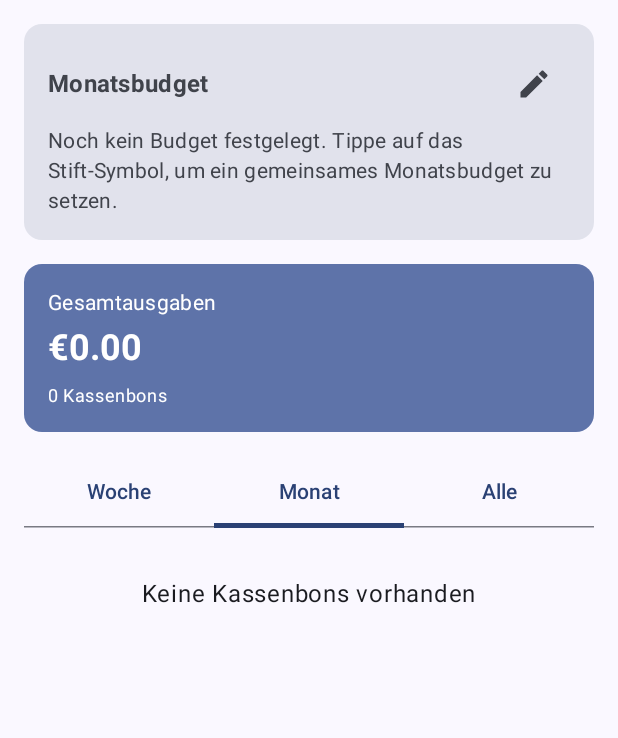
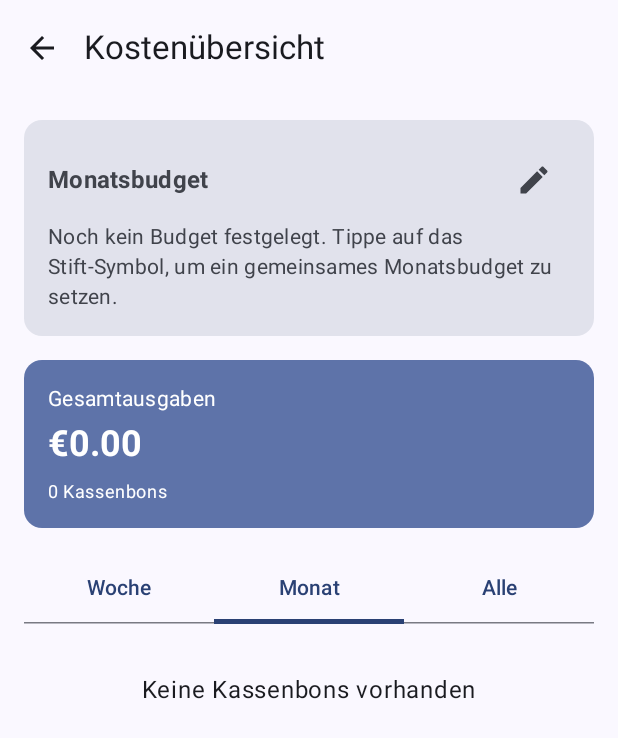
Before and after one commit to MaikWBH/HelgaAndroidApp, an Android app built with Jetpack Compose: the CostOverviewScreen screen opened through its navigation route, on a phone screen of 412 x 824 dp. Shown: the top 738 px of the screen. Run offline under Robolectric (Android 15) with nearby library versions, the phone set to English and light mode, and no system bars; our stand-ins replace Dagger/Hilt's generated code, Timber; libraries missing offline, so code that uses them is left out: com.google.mlkit.vision.

Commit message:
Phase 2 S7: Kostenübersicht mit Scaffold, Titel und Zurück-Pfeil.
Co-Authored-By: Claude Sonnet 5.5 <noreply@anthropic.com>
Claude-Session: https://claude.ai/code/session_01WFucggJUoRNzsy6gn7JwmM

```diff
--- a/app/src/main/kotlin/com/helga/android/HelgaNavGraph.kt
+++ b/app/src/main/kotlin/com/helga/android/HelgaNavGraph.kt
@@ -245,7 +245,7 @@ fun HelgaNavGraph(preferences: AppPreferences, initialImportUrl: String? = null)
                     )
                 }
                 composable(ROUTE_RECEIPTS_COST_OVERVIEW) {
-                    CostOverviewScreen()
+                    CostOverviewScreen(onBack = { navController.popBackStack() })
                 }
                 composable(ROUTE_RECEIPTS_PRODUCTS) {
                     ProductPriceListScreen(
--- a/app/src/main/kotlin/com/helga/android/ui/receipts/CostOverviewScreen.kt
+++ b/app/src/main/kotlin/com/helga/android/ui/receipts/CostOverviewScreen.kt
@@ -14,9 +14,13 @@ import androidx.compose.foundation.lazy.items
 import androidx.compose.foundation.rememberScrollState
 import androidx.compose.foundation.verticalScroll
 import androidx.compose.material.icons.Icons
+import androidx.compose.material.icons.automirrored.filled.ArrowBack
 import androidx.compose.material.icons.filled.Edit
 import androidx.compose.material3.AlertDialog
 import androidx.compose.material3.CircularProgressIndicator
+import androidx.compose.material3.ExperimentalMaterial3Api
+import androidx.compose.material3.Scaffold
+import androidx.compose.material3.TopAppBar
 import androidx.compose.material3.Icon
 import androidx.compose.material3.IconButton
 import androidx.compose.material3.LinearProgressIndicator
@@ -36,17 +40,21 @@ import androidx.compose.runtime.setValue
 import androidx.compose.ui.Alignment
 import androidx.compose.ui.Modifier
 import androidx.compose.ui.graphics.Color
+import androidx.compose.ui.res.stringResource
 import androidx.compose.ui.text.font.FontWeight
 import androidx.compose.ui.text.input.KeyboardType
 import androidx.compose.ui.text.input.ImeAction
 import androidx.compose.foundation.text.KeyboardOptions
 import androidx.compose.ui.unit.dp
 import androidx.hilt.navigation.compose.hiltViewModel
+import com.helga.android.R
 import com.helga.android.data.model.CostByDate
 import com.helga.android.data.model.CostByStore
 
+@OptIn(ExperimentalMaterial3Api::class)
 @Composable
 fun CostOverviewScreen(
+    onBack: () -> Unit,
     viewModel: CostOverviewViewModel = hiltViewModel(),
 ) {
     val period = viewModel.period.collectAsState().value
@@ -73,9 +81,25 @@ fun CostOverviewScreen(
         )
     }
 
+    Scaffold(
+        topBar = {
+            TopAppBar(
+                title = { Text(stringResource(R.string.cost_overview_title)) },
+                navigationIcon = {
+                    IconButton(onClick = onBack) {
+                        Icon(
+                            Icons.AutoMirrored.Filled.ArrowBack,
+                            contentDescription = stringResource(R.string.action_back),
+                        )
+                    }
+                },
+            )
+        },
+    ) { padding ->
         Column(
             modifier = Modifier
                 .fillMaxWidth()
+                .padding(padding)
                 .verticalScroll(rememberScrollState())
         ) {
             // Monatsbudget + Warnung
@@ -182,6 +206,7 @@ fun CostOverviewScreen(
                         verticalArrangement = Arrangement.Center
                     ) {
                         Text("Keine Kassenbons vorhanden")
+                    }
                 }
             }
         }
```
Also changed, not shown: 1 other file. Lines whose indentation alone changed are shown as unchanged.
